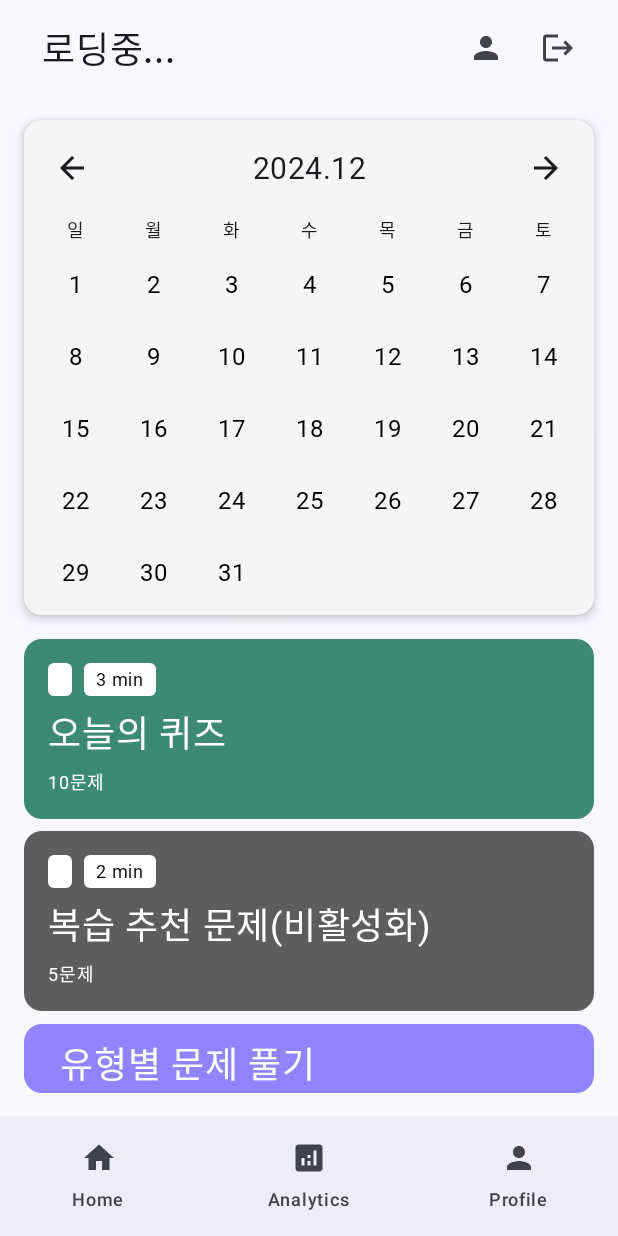
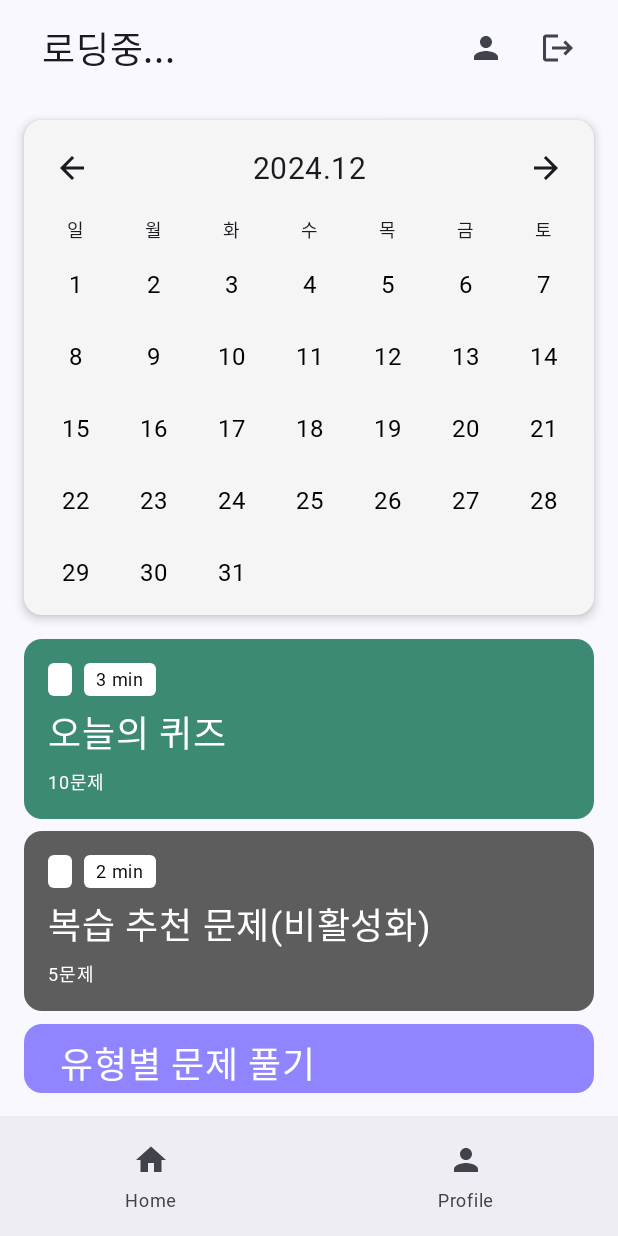
Before and after one commit to CAU-MobileAppDev-2024-Team22/DailyCS, an Android app built with Jetpack Compose: the MainPage screen opened through its navigation route, on a phone screen of 412 x 824 dp. Run offline under Robolectric (Android 15) with nearby library versions, the phone set to English and light mode, and no system bars; our stand-ins replace Firebase (no records; nobody signed in at launch, a user with empty details on screens opened directly); Roboto replaces fonts that are not available here.

Commit message:
[DESIGN] FontWeight 바텀 바에 주기

```diff
--- a/app/src/main/java/com/example/firebaseexample/ui/components/BottomNavBar.kt
+++ b/app/src/main/java/com/example/firebaseexample/ui/components/BottomNavBar.kt
@@ -9,14 +9,17 @@ import androidx.compose.material3.NavigationBar
 import androidx.compose.material3.NavigationBarItem
 import androidx.compose.material3.Text
 import androidx.compose.runtime.Composable
+import androidx.compose.ui.text.font.FontWeight
 import androidx.navigation.NavController
+import com.example.firebaseexample.ui.theme.Typography
 
 @Composable
 fun BottomNavigationBar(navController: NavController) {
     NavigationBar {
         NavigationBarItem(
             icon = { Icon(Icons.Default.Home, contentDescription = "Home") },
-            label = { Text("Home") },
+            label = { Text("Home",
+                style = Typography.bodySmall.copy(fontWeight = FontWeight.Bold)) },
             selected = false,
             onClick = {
                 navController.navigate("main") {
@@ -24,15 +27,16 @@ fun BottomNavigationBar(navController: NavController) {
                 }
             }
         )
-        NavigationBarItem(
-            icon = { Icon(Icons.Default.Analytics, contentDescription = "Analytics") },
-            label = { Text("Analytics") },
-            selected = false,
-            onClick = { /* Analytics 클릭 이벤트 */ }
-        )
+//        NavigationBarItem(
+//            icon = { Icon(Icons.Default.Analytics, contentDescription = "Analytics") },
+//            label = { Text("Analytics") },
+//            selected = false,
+//            onClick = { /* Analytics 클릭 이벤트 */ }
+//        )
         NavigationBarItem(
             icon = { Icon(Icons.Default.Person, contentDescription = "Profile") },
-            label = { Text("Profile") },
+            label = { Text("Profile",
+                style = Typography.bodySmall.copy(fontWeight = FontWeight.Bold)) },
             selected = false,
             onClick = { /* Profile 클릭 이벤트 */ }
         )
```
